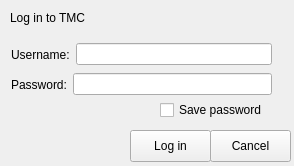
TestMyQt/Qt-CreatorTMC, file loginscreen.ui: the form before one commit.
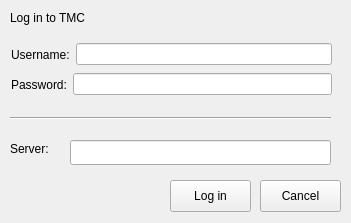
The form after the commit.

Commit message: Re-design of login and settings, broken build

```diff
--- a/loginscreen.ui
+++ b/loginscreen.ui
@@ -6,31 +6,18 @@
    <rect>
     <x>0</x>
     <y>0</y>
-    <width>294</width>
-    <height>166</height>
+    <width>351</width>
+    <height>223</height>
    </rect>
   </property>
   <property name="windowTitle">
    <string>TMC Login</string>
   </property>
-  <widget class="QCheckBox" name="savepasswordbox">
-   <property name="geometry">
-    <rect>
-     <x>160</x>
-     <y>100</y>
-     <width>121</width>
-     <height>20</height>
-    </rect>
-   </property>
-   <property name="text">
-    <string>Save password</string>
-   </property>
-  </widget>
   <widget class="QPushButton" name="cancelbutton">
    <property name="geometry">
     <rect>
-     <x>210</x>
-     <y>130</y>
+     <x>260</x>
+     <y>180</y>
      <width>81</width>
      <height>32</height>
     </rect>
@@ -42,8 +29,8 @@
   <widget class="QPushButton" name="loginbutton">
    <property name="geometry">
     <rect>
-     <x>130</x>
-     <y>130</y>
+     <x>170</x>
+     <y>180</y>
      <width>81</width>
      <height>32</height>
     </rect>
@@ -57,7 +44,7 @@
     <rect>
      <x>10</x>
      <y>10</y>
-     <width>91</width>
+     <width>111</width>
      <height>16</height>
     </rect>
    </property>
@@ -65,12 +52,12 @@
     <string>Log in to TMC</string>
    </property>
   </widget>
-  <widget class="QWidget" name="">
+  <widget class="QWidget" name="layoutWidget">
    <property name="geometry">
     <rect>
      <x>11</x>
      <y>41</y>
-     <width>261</width>
+     <width>321</width>
      <height>27</height>
     </rect>
    </property>
@@ -87,12 +74,12 @@
     </item>
    </layout>
   </widget>
-  <widget class="QWidget" name="">
+  <widget class="QWidget" name="layoutWidget">
    <property name="geometry">
     <rect>
      <x>11</x>
      <y>71</y>
-     <width>261</width>
+     <width>321</width>
      <height>27</height>
     </rect>
    </property>
@@ -113,6 +100,42 @@
     </item>
    </layout>
   </widget>
+  <widget class="Line" name="line">
+   <property name="geometry">
+    <rect>
+     <x>10</x>
+     <y>110</y>
+     <width>321</width>
+     <height>16</height>
+    </rect>
+   </property>
+   <property name="orientation">
+    <enum>Qt::Horizontal</enum>
+   </property>
+  </widget>
+  <widget class="QLabel" name="serverLabel">
+   <property name="geometry">
+    <rect>
+     <x>10</x>
+     <y>140</y>
+     <width>67</width>
+     <height>17</height>
+    </rect>
+   </property>
+   <property name="text">
+    <string>Server:</string>
+   </property>
+  </widget>
+  <widget class="QLineEdit" name="serverInput">
+   <property name="geometry">
+    <rect>
+     <x>70</x>
+     <y>140</y>
+     <width>261</width>
+     <height>25</height>
+    </rect>
+   </property>
+  </widget>
  </widget>
  <resources/>
  <connections/>
```
The commit also changes 5 other files.
